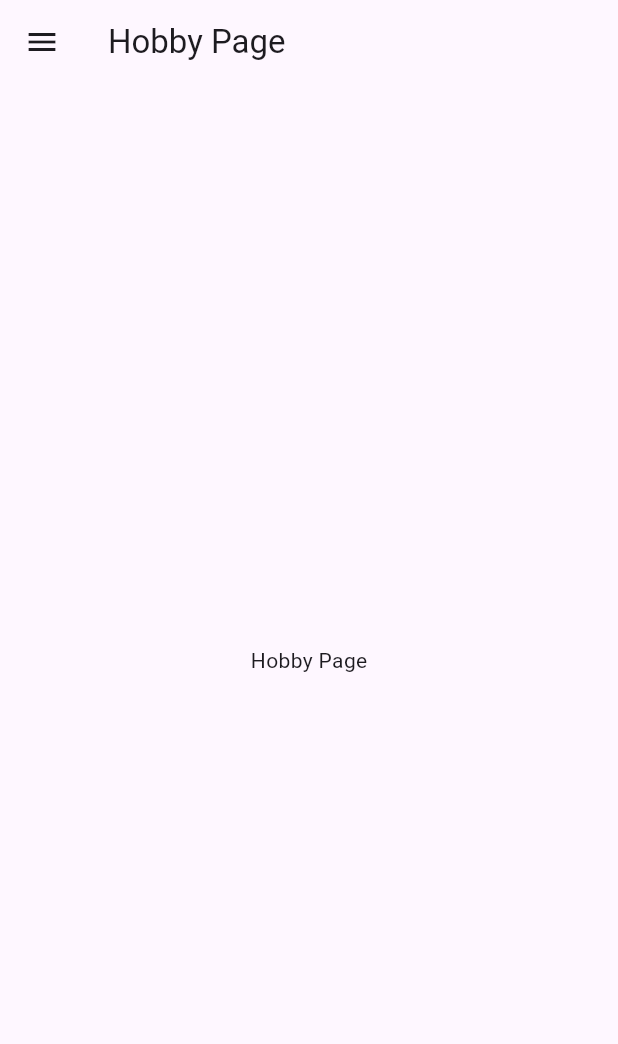
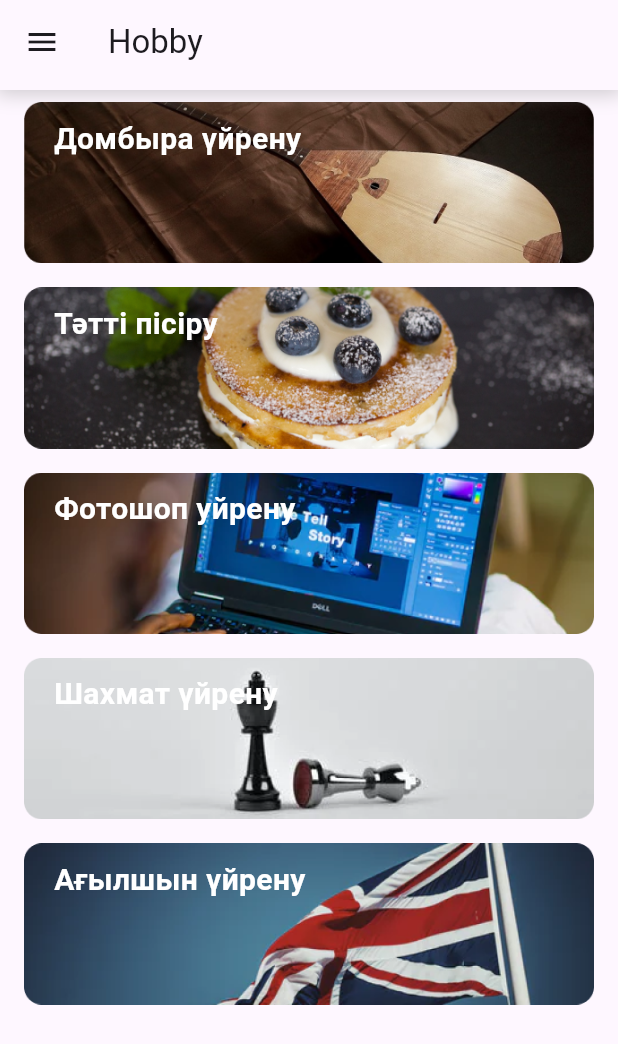
Before and after one commit to myktybayev/ozindiDamytFlutter2, a Flutter app: the HobbyPage screen opened directly, on a phone screen of 412 x 824 dp. Shown: the top 1044 px of the screen. Run offline on Flutter 3.47's test engine with Material 3 defaults, Android fonts, the phone set to English and light mode, and no system bars; our stand-ins replace flutter_rating_bar, image_picker, sqflite; accounts and stored records are empty; network calls fail; project files that could hold a hidden picture were left out.

Commit message:
hobby page is added

```diff
--- a/lib/features/hobby/hobby_page.dart
+++ b/lib/features/hobby/hobby_page.dart
@@ -1,38 +1,32 @@
 import 'package:flutter/material.dart';
 import 'package:ozindi_damyt/core/navigation/navigation.dart';
+import 'package:ozindi_damyt/features/hobby/pages/list.dart';
 
-class HobbyPage extends StatefulWidget {
-  @override
-  _HobbyPageState createState() => _HobbyPageState();
-}
+class HobbyPage extends StatelessWidget {
+  const HobbyPage({super.key});
 
-class _HobbyPageState extends State<HobbyPage> {
   @override
   Widget build(BuildContext context) {
-    return PreferredSize(
+    return Scaffold(
+      drawer: DrawerMenu(),
+      appBar: PreferredSize(
         preferredSize: Size.fromHeight(60),
         child: Container(
           decoration: BoxDecoration(
             boxShadow: [
               BoxShadow(
                 color: Colors.grey.withOpacity(0.5),
+                spreadRadius: 3,
                 blurRadius: 10,
-              spreadRadius: 3,
-            ),
+              )
             ],
           ),
-        child: Scaffold(
-          appBar: AppBar(
-            title: Text('Hobby Page'),
-          ),
-          drawer: DrawerMenu(), // Now you can use DrawerMenu
-          body: Container(
-            child: Center(
-              child: Text("Hobby Page"),
+          child: AppBar(
+            title: Text('Hobby'),
           ),
         ),
       ),
-      ),
+      body: HobListWidget(),
     );
   }
 }
--- /dev/null
+++ b/lib/features/hobby/pages/list.dart
@@ -0,0 +1,100 @@
+import 'package:flutter/material.dart';
+import 'package:ozindi_damyt/features/hobby/pages/loadingpage.dart';
+
+List<Map<String, dynamic>> hobby = [
+  {
+    "id": 1,
+    "photo": "assets/images/hobby/img.png",
+    "name": "Домбыра үйрену",
+    "url": "UCyTeUcItLiosZvtHHOFAKLQ"
+  },
+  {
+    "id": 2,
+    "photo": "assets/images/hobby/img_1.png",
+    "name": "Тәтті пісіру",
+    "url": "UCzWAedCZRs02RxuEzX7bzDw"
+  },
+  {
+    "id": 3,
+    "photo": "assets/images/hobby/img_3.png",
+    "name": "Фотошоп уйрену",
+    "url": "UCkacKUAoMrtllypQ3yAsjIQ"
+  },
+  {
+    "id": 4,
+    "photo": "assets/images/hobby/img_2.png",
+    "name": "Шахмат үйрену",
+    "url": "UCqR09MTvuIYcQVDupvv6Wxw"
+  },
+  {
+    "id": 5,
+    "photo": "assets/images/hobby/img_4.png",
+    "name": "Ағылшын үйрену",
+    "url": "UC_3oKG5Szq-m6Xz-MjRZgpw"
+  }
+];
+
+class HobListWidget extends StatefulWidget {
+  const HobListWidget({Key? key}) : super(key: key);
+
+  @override
+  _HobListWidgetState createState() => _HobListWidgetState();
+}
+
+class _HobListWidgetState extends State<HobListWidget> {
+  bool _loading = false;
+
+  void _toggleLoading(bool value) {
+    setState(() {
+      _loading = value;
+    });
+  }
+
+  @override
+  Widget build(BuildContext context) {
+    return _loading
+        ? LoadingPage(
+            onStopLoading: () {
+              _toggleLoading(false);
+            },
+          )
+        : Expanded(
+            child: ListView.builder(
+              itemCount: hobby.length,
+              itemBuilder: (context, index) => Padding(
+                padding:
+                    const EdgeInsets.symmetric(vertical: 8.0, horizontal: 16.0),
+                child: GestureDetector(
+                  onTap: () {
+                    // Navigator.push(
+                    //   context,
+                    //   MaterialPageRoute(
+                    //     builder: (context) => ChannelList(hobby: hobby[index]),
+                    //   ),
+                    // );
+                  },
+                  key: ValueKey(hobby[index]["id"]),
+                  child: Stack(
+                    children: [
+                      Container(
+                        child: Image.asset(hobby[index]["photo"],
+                            fit: BoxFit.fill),
+                      ),
+                      Padding(
+                        padding: const EdgeInsets.only(left: 20, top: 10),
+                        child: Text(
+                          hobby[index]["name"],
+                          style: const TextStyle(
+                              fontWeight: FontWeight.bold,
+                              fontSize: 20,
+                              color: Colors.white),
+                        ),
+                      ),
+                    ],
+                  ),
+                ),
+              ),
+            ),
+          );
+  }
+}
--- /dev/null
+++ b/lib/features/hobby/pages/loadingpage.dart
@@ -0,0 +1,32 @@
+import 'package:flutter/material.dart';
+
+class LoadingPage extends StatelessWidget {
+  final Function onStopLoading;
+  LoadingPage({required this.onStopLoading});
+  @override
+  Widget build(BuildContext context) {
+    return Scaffold(
+      backgroundColor: Colors.white,
+      body: Center(
+        child: Column(
+          mainAxisAlignment: MainAxisAlignment.center,
+          children: [
+            CircularProgressIndicator(),
+            SizedBox(height: 20),
+            Text(
+              'Loading...',
+              style: TextStyle(fontSize: 18),
+            ),
+            SizedBox(height: 20),
+            ElevatedButton(
+              onPressed: () {
+                onStopLoading();
+              },
+              child: Text('Stop Loading'),
+            ),
+          ],
+        ),
+      ),
+    );
+  }
+}
--- a/lib/features/proforintation/proforintation_page.dart
+++ b/lib/features/proforintation/proforintation_page.dart
@@ -22,7 +22,7 @@ class ProforintationPage extends StatelessWidget {
             ],
           ),
           child: AppBar(
-            title: Text('Hobby'),
+            title: Text('Proforintation'),
           ),
         ),
       ),
```
Also changed, not shown: lib/features/hobby/pages/channel_list.dart (added, +216 -0 lines), assets/images/proforintation/img.png (added), assets/images/proforintation/img_1.png (added). Lines whose indentation alone changed are shown as unchanged.
